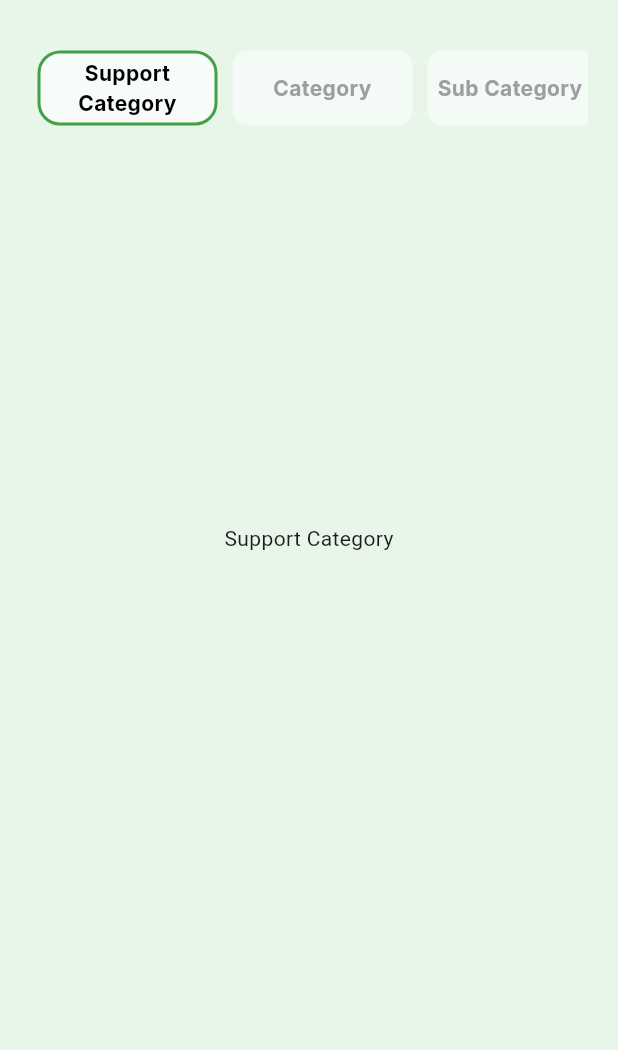
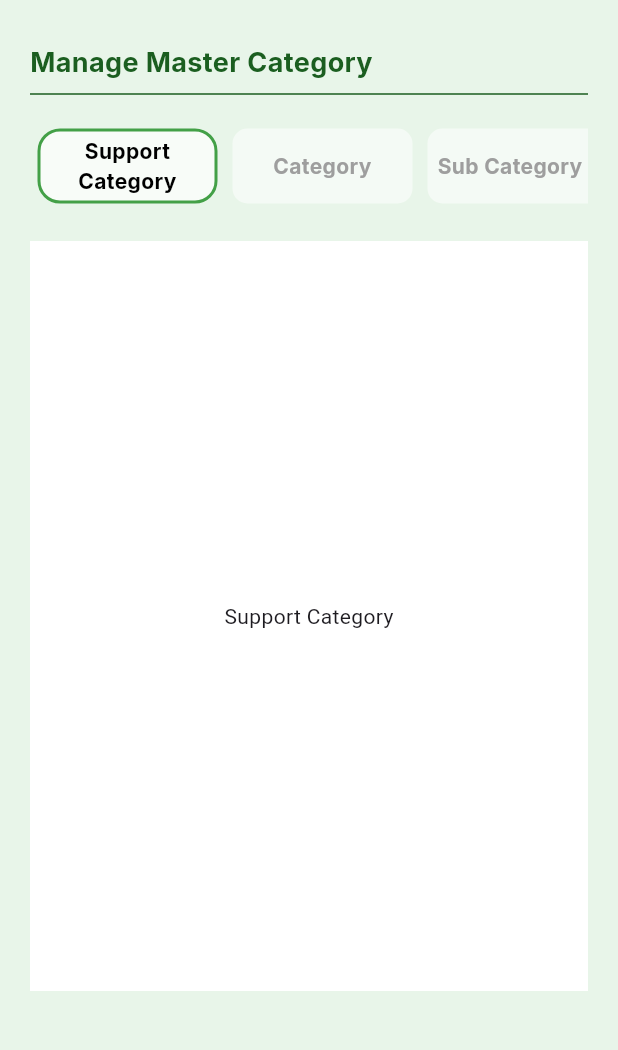
Before and after one commit to albertpurnawan/final_helpdesk, a Flutter app: the MasterCategoryPage screen opened by its route, on a phone screen of 412 x 824 dp, the part 71-1121 px from its top. Run offline on Flutter 3.47's test engine with Material 2 defaults, Android fonts, the phone set to English and light mode, and no system bars; our stand-ins replace file_picker, get, google_fonts, lottie.

Commit message:
styling master category

```diff
--- a/lib/pages/master_category_page.dart
+++ b/lib/pages/master_category_page.dart
@@ -32,7 +32,22 @@ class _MasterCategoryPageState extends State<MasterCategoryPage> {
         height: double.infinity,
         // color: Colors.red,
         child: Column(
+          crossAxisAlignment: CrossAxisAlignment.start,
           children: [
+            Text(
+              "Manage Master Category",
+              style: GoogleFonts.inter(
+                  fontSize: 18,
+                  fontWeight: FontWeight.bold,
+                  color: Colors.green[900]),
+            ),
+            Divider(
+              color: Colors.green.shade900,
+              thickness: 1,
+            ),
+            const SizedBox(
+              height: 10,
+            ),
             SizedBox(
               height: 60,
               width: double.infinity,
@@ -87,7 +102,7 @@ class _MasterCategoryPageState extends State<MasterCategoryPage> {
               margin: const EdgeInsets.only(top: 20),
               width: double.infinity,
               height: 500,
-              // color: Colors.amber,
+              color: Colors.white,
               child: Column(
                 mainAxisAlignment: MainAxisAlignment.center,
                 children: [
```
